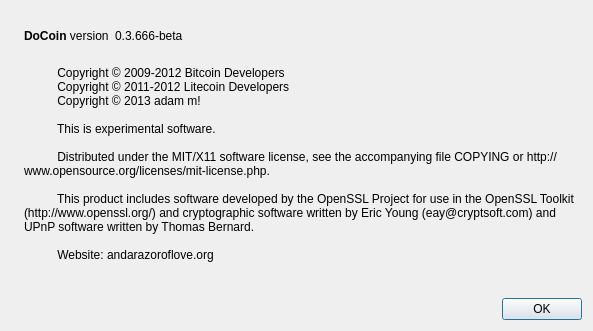
VibrantCoin/DoCoin, file src/qt/forms/aboutdialog.ui: the form before one commit.
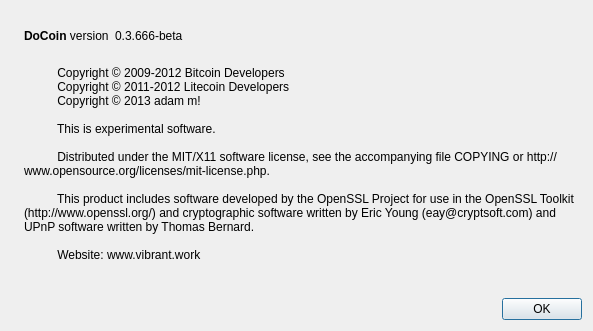
The form after the commit. Icons and pictures are not drawn.

Patch:
```diff
--- a/src/qt/forms/aboutdialog.ui
+++ b/src/qt/forms/aboutdialog.ui
@@ -105,7 +105,7 @@
 
           This product includes software developed by the OpenSSL Project for use in the OpenSSL Toolkit (http://www.openssl.org/) and cryptographic software written by Eric Young (eay@cryptsoft.com) and UPnP software written by Thomas Bernard.
 
-          Website: andarazoroflove.org
+          Website: www.vibrant.work
         </string>
        </property>
        <property name="wordWrap">
```
